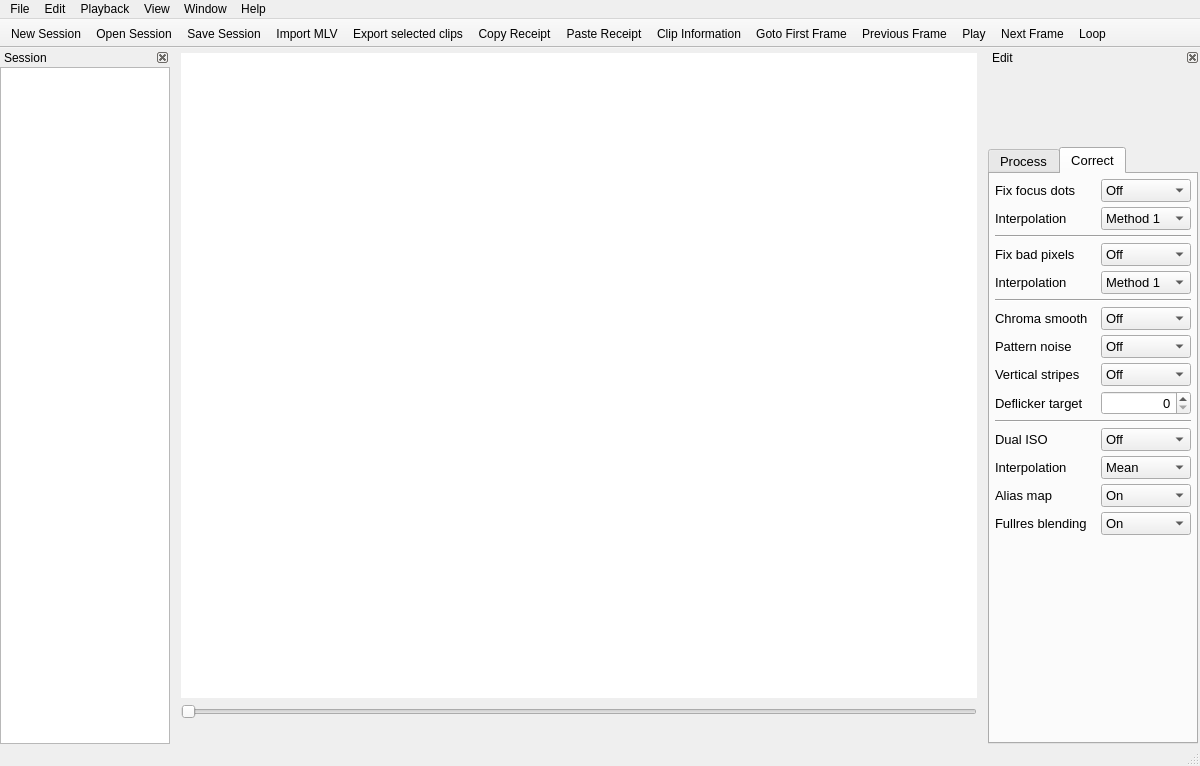
Qt form platform/qt/MainWindow.ui (ilia3101/MLV-App) before a commit.
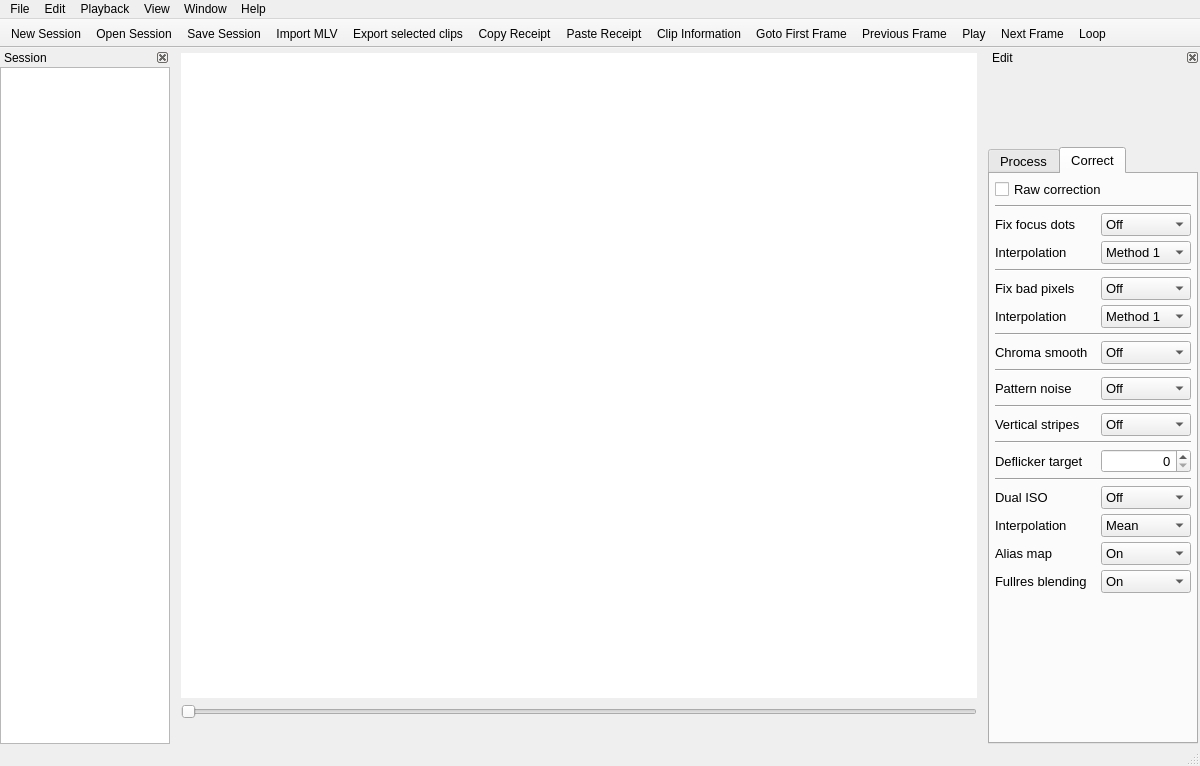
The same form after that commit. The open tabs and pages were chosen to show the change. Icons and pictures are not drawn. Custom widgets are drawn as their Qt base class.

Commit message: llrawproc: additional check box (not working) to fully turn on/off raw corrections, added horizontal lines

The edit to the form file:
```diff
--- a/platform/qt/MainWindow.ui
+++ b/platform/qt/MainWindow.ui
@@ -1308,6 +1308,30 @@
            <property name="bottomMargin">
             <number>5</number>
            </property>
+           <item>
+            <layout class="QHBoxLayout" name="horizontalLayout_5">
+             <property name="topMargin">
+              <number>0</number>
+             </property>
+             <item>
+              <widget class="QCheckBox" name="checkBoxRawFix">
+               <property name="enabled">
+                <bool>true</bool>
+               </property>
+               <property name="text">
+                <string>Raw correction</string>
+               </property>
+              </widget>
+             </item>
+            </layout>
+           </item>
+           <item>
+            <widget class="Line" name="line_10">
+             <property name="orientation">
+              <enum>Qt::Horizontal</enum>
+             </property>
+            </widget>
+           </item>
            <item>
             <layout class="QHBoxLayout" name="horizontalLayout_13">
              <property name="spacing">
@@ -1562,6 +1586,13 @@
              </item>
             </layout>
            </item>
+           <item>
+            <widget class="Line" name="line_7">
+             <property name="orientation">
+              <enum>Qt::Horizontal</enum>
+             </property>
+            </widget>
+           </item>
            <item>
             <layout class="QHBoxLayout" name="horizontalLayout_17">
              <property name="bottomMargin">
@@ -1606,6 +1637,13 @@
              </item>
             </layout>
            </item>
+           <item>
+            <widget class="Line" name="line_8">
+             <property name="orientation">
+              <enum>Qt::Horizontal</enum>
+             </property>
+            </widget>
+           </item>
            <item>
             <layout class="QHBoxLayout" name="horizontalLayout_11">
              <property name="bottomMargin">
@@ -1655,6 +1693,13 @@
              </item>
             </layout>
            </item>
+           <item>
+            <widget class="Line" name="line_9">
+             <property name="orientation">
+              <enum>Qt::Horizontal</enum>
+             </property>
+            </widget>
+           </item>
            <item>
             <layout class="QHBoxLayout" name="horizontalLayout_18">
              <property name="bottomMargin">
```
